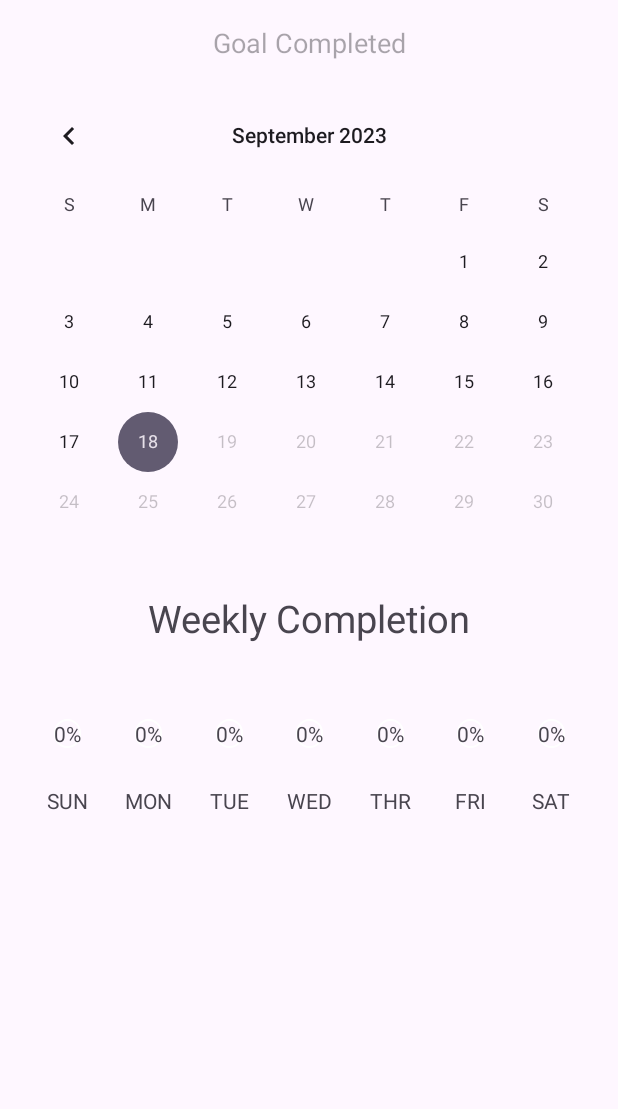
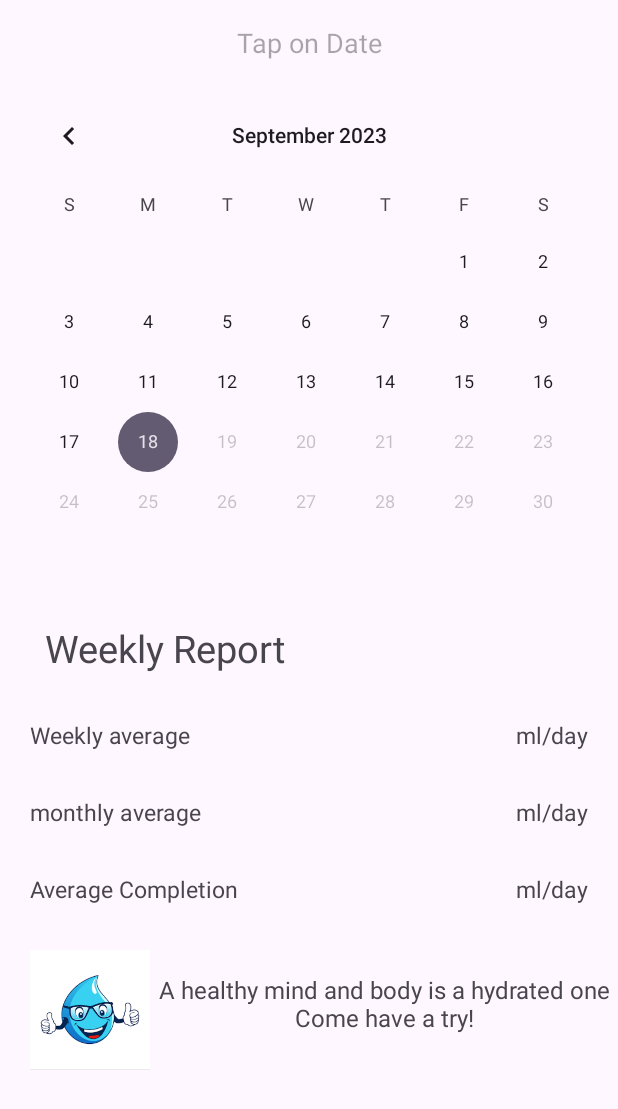
Before and after one commit to itzdanishsalmani/Water_Tracker_Application, an Android app: the MainActivity5 screen opened directly, with no data from a screen before it, on a phone screen of 412 x 824 dp. Shown: the top 1109 px of the screen. Run offline under Robolectric (Android 15) with nearby library versions, the phone set to English and light mode, and no system bars; our stand-ins replace Firebase (no records; nobody signed in at launch, a user with empty details on screens opened directly).

Commit message:
update UI activtiy 5

```diff
--- a/app/src/main/java/com/example/water_traker_application/WaterLogAdapter.kt
+++ b/app/src/main/java/com/example/water_traker_application/WaterLogAdapter.kt
@@ -14,7 +14,6 @@ class WaterLogAdapter(private val waterLogs: MutableList<WaterLog>) :
         waterLogs.clear()
         notifyDataSetChanged()
     }
-
     inner class WaterLogViewHolder(itemView: View) : RecyclerView.ViewHolder(itemView) {
         val timeTextView: TextView = itemView.findViewById(R.id.timeTextView)
         val amountTextView: TextView = itemView.findViewById(R.id.amountTextView)
@@ -25,14 +24,12 @@ class WaterLogAdapter(private val waterLogs: MutableList<WaterLog>) :
             .inflate(R.layout.item_water_log, parent, false)
         return WaterLogViewHolder(itemView)
     }
-
     @SuppressLint("SetTextI18n")
     override fun onBindViewHolder(holder: WaterLogViewHolder, position: Int) {
         val log = waterLogs[position]
         holder.timeTextView.text = log.time
         holder.amountTextView.text = "${log.amount.toInt()} ml" // Convert to Int
     }
-
     override fun getItemCount(): Int {
         return waterLogs.size
     }
--- a/app/src/main/res/layout/activity_main4.xml
+++ b/app/src/main/res/layout/activity_main4.xml
@@ -12,8 +12,10 @@
         android:layout_height="wrap_content"
         android:text="Weekly Completion"
         android:textSize="25dp"
-        tools:layout_editor_absoluteX="25dp"
-        tools:layout_editor_absoluteY="39dp" />
+        android:layout_marginTop="20dp"
+        app:layout_constraintLeft_toLeftOf="parent"
+        app:layout_constraintRight_toRightOf="parent"
+        app:layout_constraintTop_toBottomOf="@+id/calendarView"/>
 
     <TextView
         android:id="@+id/sunday"
@@ -168,19 +170,4 @@
         app:layout_constraintTop_toBottomOf="@+id/saturday"
         />
 
-    <View
-        android:id="@+id/topDivider"
-        android:layout_width="409dp"
-        android:layout_height="1dp"
-        android:background="@color/black"
-        tools:layout_editor_absoluteX="1dp"
-        tools:layout_editor_absoluteY="91dp" />
-
-    <View
-        android:id="@+id/bottomDivider"
-        android:layout_width="409dp"
-        android:layout_height="1dp"
-        android:background="@color/black"
-        tools:layout_editor_absoluteX="1dp"
-        tools:layout_editor_absoluteY="218dp" />
 </androidx.constraintlayout.widget.ConstraintLayout>
--- a/app/src/main/res/layout/activity_main5.xml
+++ b/app/src/main/res/layout/activity_main5.xml
@@ -12,7 +12,7 @@
         android:layout_width="wrap_content"
         android:layout_height="wrap_content"
         android:textAlignment="center"
-        android:hint="Goal Completed"
+        android:hint="Tap on Date"
         android:textSize="18sp"
         app:layout_constraintTop_toTopOf="parent"
         app:layout_constraintStart_toStartOf="parent"
@@ -28,170 +28,106 @@
         app:layout_constraintEnd_toEndOf="parent"
         android:layout_marginTop="16dp"/>
 
+    <TextView
+        android:id="@+id/weelkyReport"
+        android:layout_width="wrap_content"
+        android:layout_height="wrap_content"
+        android:text="Weekly Report"
+        android:textSize="25sp"
+        android:layout_marginLeft="30dp"
+        app:layout_constraintLeft_toLeftOf="parent"
+        app:layout_constraintTop_toBottomOf="@+id/calendarView"
+        android:layout_marginTop="20dp" />
 
     <TextView
-        android:id="@+id/weeklyCompletionTextView"
+        android:id="@+id/weeklyAverage"
         android:layout_width="wrap_content"
         android:layout_height="wrap_content"
-        android:text="Weekly Completion"
-        android:textSize="25dp"
+        android:text="Weekly average"
+        android:textSize="15sp"
+        android:layout_marginTop="30dp"
+        android:layout_marginLeft="20dp"
         app:layout_constraintLeft_toLeftOf="parent"
-        app:layout_constraintRight_toRightOf="parent"
-        app:layout_constraintTop_toBottomOf="@+id/calendarView"/>
+        app:layout_constraintTop_toBottomOf="@+id/weelkyReport" />
 
     <TextView
-        android:id="@+id/sunday"
+        android:id="@+id/weeklyAverageData"
         android:layout_width="wrap_content"
         android:layout_height="wrap_content"
-        android:background="@drawable/circle_border"
-        android:text="0%"
-        app:layout_constraintTop_toBottomOf="@id/weeklyCompletionTextView"
-        android:layout_marginTop="50dp"
-        app:layout_constraintLeft_toLeftOf="parent"
-        app:layout_constraintRight_toLeftOf="@+id/monday"/>
+        android:text=" ml/day"
+        android:textSize="15sp"
+        android:layout_marginTop="30dp"
+        android:layout_marginRight="20dp"
+        app:layout_constraintRight_toRightOf="parent"
+        app:layout_constraintTop_toBottomOf="@+id/weelkyReport" />
 
     <TextView
-        android:id="@+id/sundayBelow"
+        android:id="@+id/monthlyAverage"
         android:layout_width="wrap_content"
         android:layout_height="wrap_content"
-        app:layout_constraintTop_toBottomOf="@+id/sunday"
-        android:text="SUN"
-        android:layout_marginTop="25dp"
+        android:text="monthly average"
+        android:textSize="15sp"
+        android:layout_marginTop="30dp"
+        android:layout_marginLeft="20dp"
         app:layout_constraintLeft_toLeftOf="parent"
-        app:layout_constraintRight_toLeftOf="@+id/monday"/>
-
+        app:layout_constraintTop_toBottomOf="@+id/weeklyAverage" />
 
     <TextView
-        android:id="@+id/monday"
+        android:id="@+id/monthlyAverageData"
         android:layout_width="wrap_content"
         android:layout_height="wrap_content"
-        android:text="0%"
-        android:background="@drawable/circle_border"
-        app:layout_constraintLeft_toLeftOf="parent"
-        app:layout_constraintRight_toLeftOf="@+id/wednesday"
-        app:layout_constraintTop_toBottomOf="@+id/weeklyCompletionTextView"
-        android:layout_marginTop="50dp" />
+        android:text=" ml/day"
+        android:textSize="15sp"
+        android:layout_marginTop="30dp"
+        android:layout_marginRight="20dp"
+        app:layout_constraintRight_toRightOf="parent"
+        app:layout_constraintTop_toBottomOf="@+id/weeklyAverageData" />
 
     <TextView
-        android:id="@+id/mondayBelow"
+        android:id="@+id/averageCompletion"
         android:layout_width="wrap_content"
         android:layout_height="wrap_content"
-        app:layout_constraintTop_toBottomOf="@+id/monday"
-        android:text="MON"
-        android:layout_marginTop="25dp"
+        android:text="Average Completion"
+        android:textSize="15sp"
+        android:layout_marginTop="30dp"
+        android:layout_marginLeft="20dp"
         app:layout_constraintLeft_toLeftOf="parent"
-        app:layout_constraintRight_toLeftOf="@+id/wednesday" />
+        app:layout_constraintTop_toBottomOf="@+id/monthlyAverage" />
 
     <TextView
-        android:id="@+id/tuesday"
+        android:id="@+id/averageCompletionData"
         android:layout_width="wrap_content"
         android:layout_height="wrap_content"
-        android:text="0%"
-        android:background="@drawable/circle_border"
-        app:layout_constraintLeft_toRightOf="@id/monday"
-        app:layout_constraintRight_toLeftOf="@+id/wednesday"
-        app:layout_constraintTop_toBottomOf="@+id/weeklyCompletionTextView"
-        android:layout_marginTop="50dp"
-        />
+        android:text=" ml/day"
+        android:textSize="15sp"
+        android:layout_marginTop="30dp"
+        android:layout_marginRight="20dp"
+        app:layout_constraintRight_toRightOf="parent"
+        app:layout_constraintTop_toBottomOf="@+id/monthlyAverageData" />
+
+    <ImageView
+        android:id="@+id/waterDropletBelow"
+        android:layout_width="80dp"
+        android:layout_height="80dp"
+        android:layout_marginLeft="20dp"
+        android:layout_marginTop="30dp"
+        android:src="@drawable/water_drop_specs"
+        app:layout_constraintLeft_toLeftOf="parent"
+        app:layout_constraintTop_toBottomOf="@+id/averageCompletion" />
 
     <TextView
-        android:id="@+id/tuesdayBelow"
+        android:id="@+id/quotes"
         android:layout_width="wrap_content"
         android:layout_height="wrap_content"
-        android:text="TUE"
-        app:layout_constraintLeft_toRightOf="@id/monday"
-        app:layout_constraintRight_toLeftOf="@+id/wednesday"
-        app:layout_constraintTop_toBottomOf="@+id/tuesday"
-        android:layout_marginTop="25dp" />
-
-    <TextView
-        android:id="@+id/wednesday"
-        android:layout_width="wrap_content"
-        android:layout_height="wrap_content"
-        android:text="0%"
-        android:background="@drawable/circle_border"
-        app:layout_constraintLeft_toLeftOf="parent"
+        android:text="A healthy mind and body is a hydrated one
+                            Come have a try!"
+        android:textSize="16sp"
+        android:textAlignment="center"
+        android:layout_marginTop="45dp"
+        android:layout_marginLeft="10dp"
+        android:layout_marginRight="10dp"
+        app:layout_constraintLeft_toRightOf="@+id/waterDropletBelow"
         app:layout_constraintRight_toRightOf="parent"
-        app:layout_constraintTop_toBottomOf="@+id/weeklyCompletionTextView"
-        android:layout_marginTop="50dp"/>
-
-    <TextView
-        android:id="@+id/wednesdayBelow"
-        android:layout_width="wrap_content"
-        android:layout_height="wrap_content"
-        android:layout_marginTop="25dp"
-        android:text="WED"
-        app:layout_constraintLeft_toLeftOf="parent"
-        app:layout_constraintRight_toRightOf="parent"
-        app:layout_constraintTop_toBottomOf="@+id/wednesday" />
-
-    <TextView
-        android:id="@+id/thursday"
-        android:layout_width="wrap_content"
-        android:layout_height="wrap_content"
-        android:text="0%"
-        android:background="@drawable/circle_border"
-        app:layout_constraintLeft_toRightOf="@+id/wednesday"
-        app:layout_constraintRight_toLeftOf="@+id/friday"
-        android:layout_marginTop="50dp"
-        app:layout_constraintTop_toBottomOf="@id/weeklyCompletionTextView"
-        />
-
-    <TextView
-        android:id="@+id/thursdayBelow"
-        android:layout_width="wrap_content"
-        android:layout_height="wrap_content"
-        android:text="THR"
-        app:layout_constraintLeft_toRightOf="@+id/wednesday"
-        app:layout_constraintRight_toLeftOf="@+id/friday"
-        android:layout_marginTop="25dp"
-        app:layout_constraintTop_toBottomOf="@id/thursday" />
-
-    <TextView
-        android:id="@+id/friday"
-        android:layout_width="wrap_content"
-        android:layout_height="wrap_content"
-        android:text="0%"
-        android:background="@drawable/circle_border"
-        app:layout_constraintLeft_toRightOf="@id/wednesday"
-        app:layout_constraintRight_toRightOf="parent"
-        app:layout_constraintTop_toBottomOf="@+id/weeklyCompletionTextView"
-        android:layout_marginTop="50dp"
-        />
-
-    <TextView
-        android:id="@+id/fridayBelow"
-        android:layout_width="wrap_content"
-        android:layout_height="wrap_content"
-        android:text="FRI"
-        app:layout_constraintLeft_toRightOf="@id/wednesday"
-        app:layout_constraintRight_toRightOf="parent"
-        app:layout_constraintTop_toBottomOf="@+id/friday"
-        android:layout_marginTop="25dp" />
-
-    <TextView
-        android:id="@+id/saturday"
-        android:layout_width="wrap_content"
-        android:layout_height="wrap_content"
-        android:text="0%"
-        android:background="@drawable/circle_border"
-        app:layout_constraintLeft_toRightOf="@id/friday"
-        app:layout_constraintRight_toRightOf="parent"
-        android:layout_marginTop="50dp"
-        app:layout_constraintTop_toBottomOf="@+id/weeklyCompletionTextView"
-        />
-
-    <TextView
-        android:id="@+id/saturdayBelow"
-        android:layout_width="wrap_content"
-        android:layout_height="wrap_content"
-        android:text="SAT"
-        app:layout_constraintLeft_toRightOf="@id/friday"
-        app:layout_constraintRight_toRightOf="parent"
-        android:layout_marginTop="25dp"
-        app:layout_constraintTop_toBottomOf="@+id/saturday"
-        />
-
-
+        app:layout_constraintTop_toBottomOf="@id/averageCompletion" />
 
 </androidx.constraintlayout.widget.ConstraintLayout>
```
